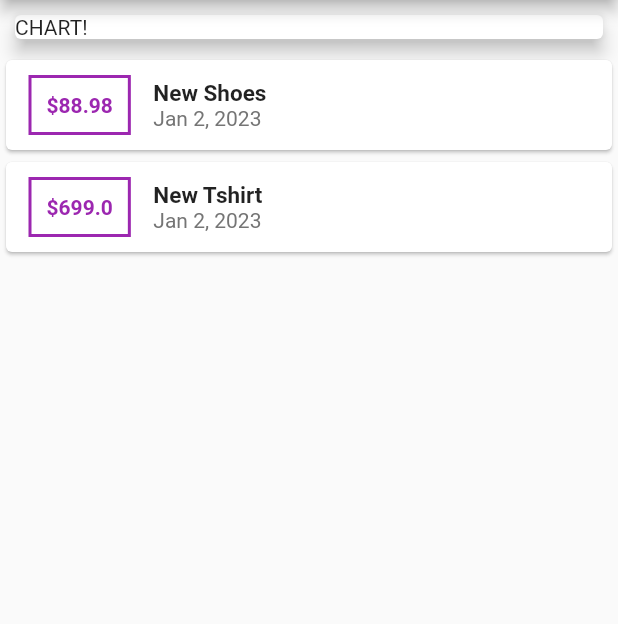
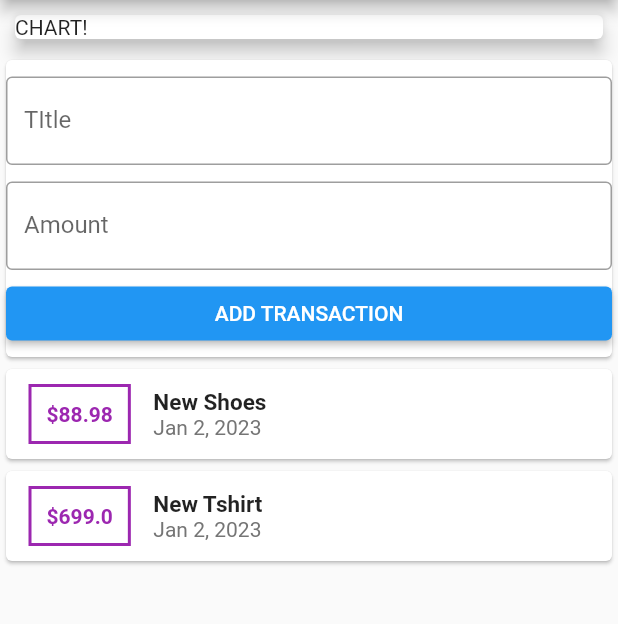
Before and after one commit to harshverma036/expense-tracker, a Flutter app: the screen it shows after launch, on a phone screen of 412 x 824 dp, the part 84-708 px from its top. Run offline on Flutter 3.47's test engine with Material 2 defaults, Android fonts, the phone set to English and light mode, and no system bars.

Commit message:
user input and button added

```diff
--- a/lib/main.dart
+++ b/lib/main.dart
@@ -43,6 +43,40 @@ class MyHomePage extends StatelessWidget {
             elevation: 5,
             margin: EdgeInsets.all(10.0),
             child: Text('CHART!'),
+          ),
+          Card(
+            child: Container(
+              child: Column(
+                children: [
+                  Container(
+                    margin: EdgeInsets.symmetric(vertical: 11.0),
+                    child: TextField(
+                      decoration: InputDecoration(
+                        border: OutlineInputBorder(),
+                        labelText: 'TItle',
+                      ),
+                    ),
+                  ),
+                  TextField(
+                    decoration: InputDecoration(
+                      border: OutlineInputBorder(),
+                      labelText: 'Amount',
+                    ),
+                  ),
+                  Container(
+                    margin: EdgeInsets.symmetric(
+                      vertical: 5,
+                    ),
+                    width: double.infinity,
+                    child: ElevatedButton(
+                      onPressed: () {},
+                      child: Text("Add Transaction".toUpperCase()),
+                      // style: ButtonStyle(maximumSize: Size)),
+                    ),
+                  ),
+                ],
+              ),
+            ),
           ),
           Column(
             children: transactions.map((tx) {
```
